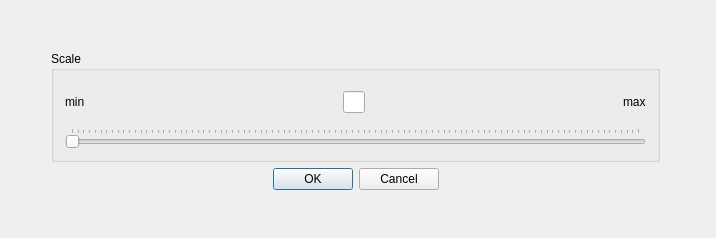
Above: GSCD/ScaleDialog.ui from fzlgejiao/PowerTool before the change. Below: the same form after it.
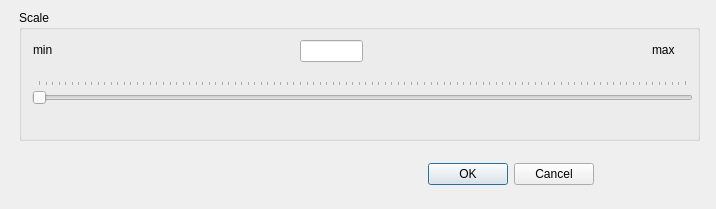
That is the form after the change.

```diff
--- a/GSCD/ScaleDialog.ui
+++ b/GSCD/ScaleDialog.ui
@@ -7,113 +7,89 @@
     <x>0</x>
     <y>0</y>
     <width>716</width>
-    <height>238</height>
+    <height>209</height>
    </rect>
   </property>
   <property name="windowTitle">
    <string>Scale</string>
   </property>
-  <widget class="QWidget" name="verticalLayoutWidget">
-   <property name="geometry">
-    <rect>
-     <x>40</x>
-     <y>40</y>
-     <width>631</width>
-     <height>161</height>
-    </rect>
-   </property>
-   <layout class="QVBoxLayout" name="verticalLayout">
-    <item>
      <widget class="QGroupBox" name="groupBox">
+   <property name="geometry">
+    <rect>
+     <x>19</x>
+     <y>10</y>
+     <width>681</width>
+     <height>131</height>
+    </rect>
+   </property>
       <property name="title">
        <string>Scale</string>
       </property>
-      <layout class="QHBoxLayout" name="horizontalLayout_3">
-       <item>
-        <layout class="QVBoxLayout" name="verticalLayout_2">
-         <item>
-          <layout class="QHBoxLayout" name="horizontalLayout_2">
-           <item>
+   <widget class="QSlider" name="ScaleSlider">
+    <property name="geometry">
+     <rect>
+      <x>13</x>
+      <y>70</y>
+      <width>661</width>
+      <height>27</height>
+     </rect>
+    </property>
+    <property name="orientation">
+     <enum>Qt::Horizontal</enum>
+    </property>
+    <property name="tickPosition">
+     <enum>QSlider::TicksAbove</enum>
+    </property>
+   </widget>
             <widget class="QLabel" name="label_min">
+    <property name="geometry">
+     <rect>
+      <x>14</x>
+      <y>30</y>
+      <width>41</width>
+      <height>20</height>
+     </rect>
+    </property>
              <property name="text">
               <string>min</string>
              </property>
             </widget>
-           </item>
-           <item>
-            <spacer name="horizontalSpacer">
-             <property name="orientation">
-              <enum>Qt::Horizontal</enum>
-             </property>
-             <property name="sizeHint" stdset="0">
-              <size>
-               <width>348</width>
-               <height>17</height>
-              </size>
-             </property>
-            </spacer>
-           </item>
-           <item>
             <widget class="QLineEdit" name="lineEdit_scale">
+    <property name="geometry">
+     <rect>
+      <x>281</x>
+      <y>30</y>
+      <width>63</width>
+      <height>22</height>
+     </rect>
+    </property>
              <property name="readOnly">
               <bool>true</bool>
              </property>
             </widget>
-           </item>
-           <item>
-            <spacer name="horizontalSpacer_2">
-             <property name="orientation">
-              <enum>Qt::Horizontal</enum>
-             </property>
-             <property name="sizeHint" stdset="0">
-              <size>
-               <width>348</width>
-               <height>17</height>
-              </size>
-             </property>
-            </spacer>
-           </item>
-           <item>
             <widget class="QLabel" name="label_max">
+    <property name="geometry">
+     <rect>
+      <x>633</x>
+      <y>30</y>
+      <width>41</width>
+      <height>20</height>
+     </rect>
+    </property>
              <property name="text">
               <string>max</string>
              </property>
             </widget>
-           </item>
-          </layout>
-         </item>
-         <item>
-          <widget class="QSlider" name="ScaleSlider">
-           <property name="orientation">
-            <enum>Qt::Horizontal</enum>
-           </property>
-           <property name="tickPosition">
-            <enum>QSlider::TicksAbove</enum>
-           </property>
-          </widget>
-         </item>
-        </layout>
-       </item>
-      </layout>
-     </widget>
-    </item>
-    <item>
-     <layout class="QHBoxLayout" name="horizontalLayout">
-      <item>
-       <spacer name="horizontalSpacer_3">
-        <property name="orientation">
-         <enum>Qt::Horizontal</enum>
-        </property>
-        <property name="sizeHint" stdset="0">
-         <size>
-          <width>40</width>
-          <height>20</height>
-         </size>
-        </property>
-       </spacer>
-      </item>
-      <item>
+  </widget>
        <widget class="QDialogButtonBox" name="buttonBox">
+   <property name="geometry">
+    <rect>
+     <x>360</x>
+     <y>160</y>
+     <width>301</width>
+     <height>28</height>
+    </rect>
+   </property>
         <property name="layoutDirection">
          <enum>Qt::LeftToRight</enum>
         </property>
@@ -126,24 +102,6 @@
         <property name="centerButtons">
          <bool>true</bool>
         </property>
-       </widget>
-      </item>
-      <item>
-       <spacer name="horizontalSpacer_4">
-        <property name="orientation">
-         <enum>Qt::Horizontal</enum>
-        </property>
-        <property name="sizeHint" stdset="0">
-         <size>
-          <width>40</width>
-          <height>20</height>
-         </size>
-        </property>
-       </spacer>
-      </item>
-     </layout>
-    </item>
-   </layout>
   </widget>
  </widget>
  <layoutdefault spacing="6" margin="11"/>
```
Lines whose indentation alone changed are shown as unchanged.
